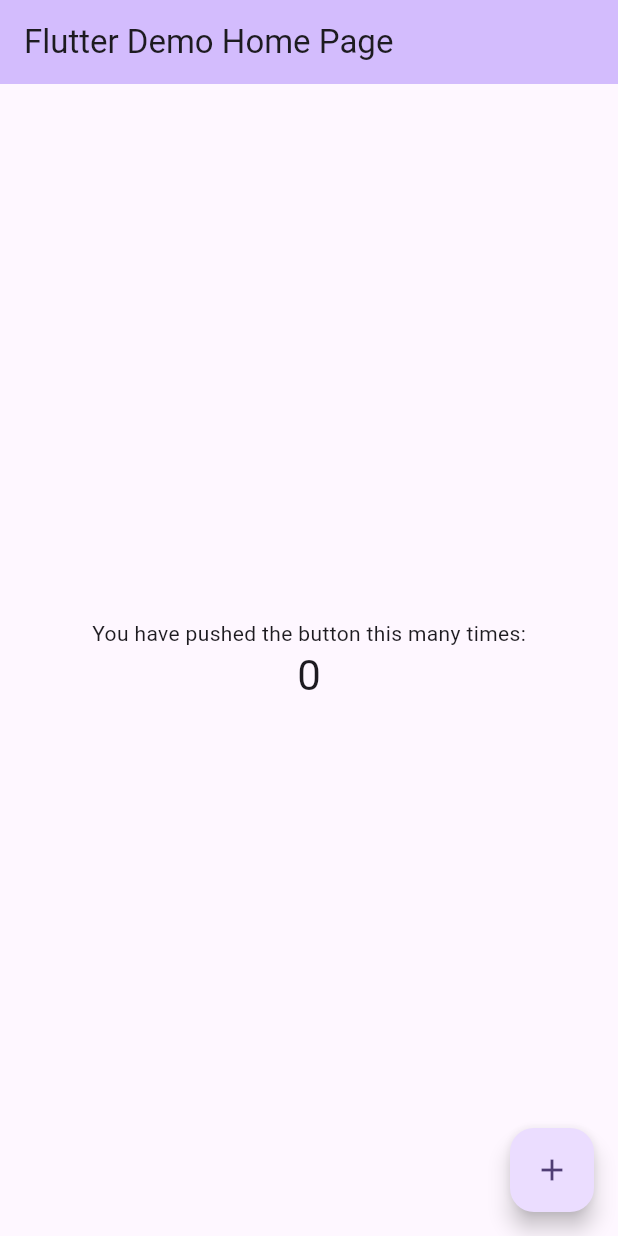
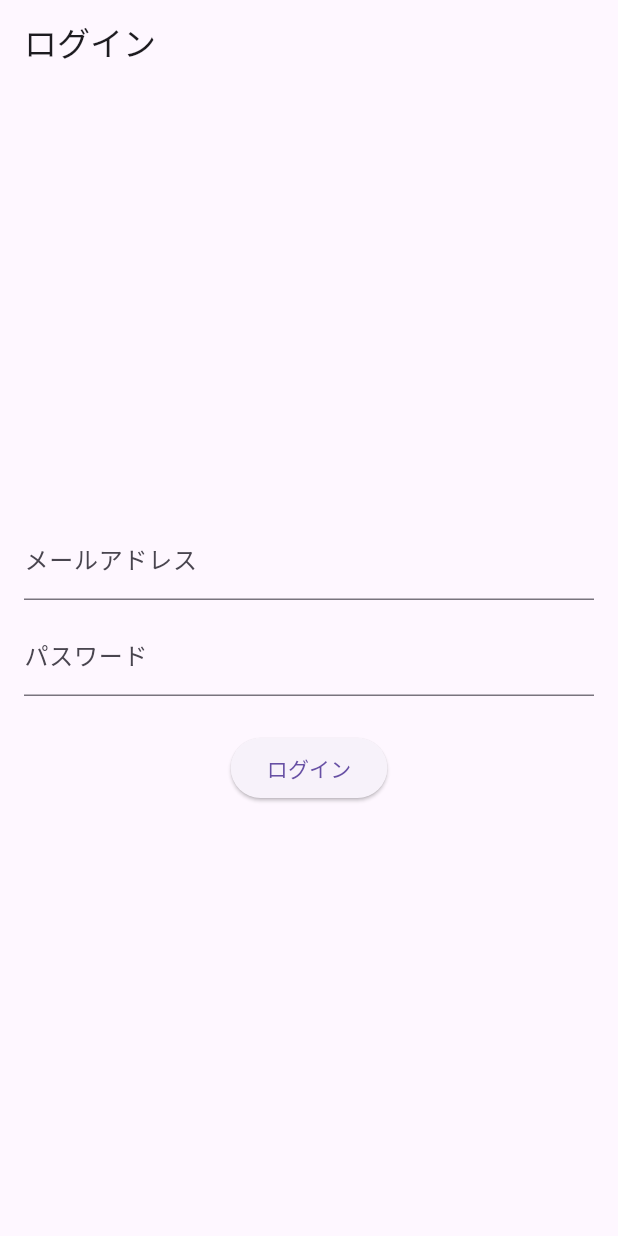
Before and after one commit to Yuffter/ishibashi-syoutengai-calendar, a Flutter app: the screen it shows after launch, on a phone screen of 412 x 824 dp. Run offline on Flutter 3.47's test engine with Material 3 defaults, Android fonts, the light colour scheme and no system bars; our stand-ins replace firebase_auth, firebase_core, flutter_riverpod, riverpod_annotation; accounts and stored records are empty; generated files the repository leaves out were written again.

Commit message:
feat: ログイン機能を仮実装

```diff
--- a/lib/main.dart
+++ b/lib/main.dart
@@ -1,125 +1,33 @@
+// lib/main.dart
 import 'package:flutter/material.dart';
-// Riverpodをインポート
+import 'package:firebase_core/firebase_core.dart';
 import 'package:flutter_riverpod/flutter_riverpod.dart';
+import 'firebase_options.dart';
+import 'view/login_page.dart';
 
-void main() {
-  // runAppの引数にProviderScopeを配置
-  runApp(ProviderScope(child: const MyApp()));
+void main() async {
+  WidgetsFlutterBinding.ensureInitialized();
+  await Firebase.initializeApp(
+    options: DefaultFirebaseOptions.currentPlatform,
+  );
+  runApp(
+    const ProviderScope(
+      child: MyApp(),
+    ),
+  );
 }
 
 class MyApp extends StatelessWidget {
   const MyApp({super.key});
 
-  // This widget is the root of your application.
   @override
   Widget build(BuildContext context) {
     return MaterialApp(
-      title: 'Flutter Demo',
+      title: 'Firebase Login Demo',
       theme: ThemeData(
-        // This is the theme of your application.
-        //
-        // TRY THIS: Try running your application with "flutter run". You'll see
-        // the application has a purple toolbar. Then, without quitting the app,
-        // try changing the seedColor in the colorScheme below to Colors.green
-        // and then invoke "hot reload" (save your changes or press the "hot
-        // reload" button in a Flutter-supported IDE, or press "r" if you used
-        // the command line to start the app).
-        //
-        // Notice that the counter didn't reset back to zero; the application
-        // state is not lost during the reload. To reset the state, use hot
-        // restart instead.
-        //
-        // This works for code too, not just values: Most code changes can be
-        // tested with just a hot reload.
-        colorScheme: ColorScheme.fromSeed(seedColor: Colors.deepPurple),
+        primarySwatch: Colors.blue,
       ),
-      home: const MyHomePage(title: 'Flutter Demo Home Page'),
+      home: const LoginPage(),
     );
   }
 }
-
-class MyHomePage extends StatefulWidget {
-  const MyHomePage({super.key, required this.title});
-
-  // This widget is the home page of your application. It is stateful, meaning
-  // that it has a State object (defined below) that contains fields that affect
-  // how it looks.
-
-  // This class is the configuration for the state. It holds the values (in this
-  // case the title) provided by the parent (in this case the App widget) and
-  // used by the build method of the State. Fields in a Widget subclass are
-  // always marked "final".
-
-  final String title;
-
-  @override
-  State<MyHomePage> createState() => _MyHomePageState();
-}
-
-class _MyHomePageState extends State<MyHomePage> {
-  int _counter = 0;
-
-  void _incrementCounter() {
-    setState(() {
-      // This call to setState tells the Flutter framework that something has
-      // changed in this State, which causes it to rerun the build method below
-      // so that the display can reflect the updated values. If we changed
-      // _counter without calling setState(), then the build method would not be
-      // called again, and so nothing would appear to happen.
-      _counter++;
-    });
-  }
-
-  @override
-  Widget build(BuildContext context) {
-    // This method is rerun every time setState is called, for instance as done
-    // by the _incrementCounter method above.
-    //
-    // The Flutter framework has been optimized to make rerunning build methods
-    // fast, so that you can just rebuild anything that needs updating rather
-    // than having to individually change instances of widgets.
-    return Scaffold(
-      appBar: AppBar(
-        // TRY THIS: Try changing the color here to a specific color (to
-        // Colors.amber, perhaps?) and trigger a hot reload to see the AppBar
-        // change color while the other colors stay the same.
-        backgroundColor: Theme.of(context).colorScheme.inversePrimary,
-        // Here we take the value from the MyHomePage object that was created by
-        // the App.build method, and use it to set our appbar title.
-        title: Text(widget.title),
-      ),
-      body: Center(
-        // Center is a layout widget. It takes a single child and positions it
-        // in the middle of the parent.
-        child: Column(
-          // Column is also a layout widget. It takes a list of children and
-          // arranges them vertically. By default, it sizes itself to fit its
-          // children horizontally, and tries to be as tall as its parent.
-          //
-          // Column has various properties to control how it sizes itself and
-          // how it positions its children. Here we use mainAxisAlignment to
-          // center the children vertically; the main axis here is the vertical
-          // axis because Columns are vertical (the cross axis would be
-          // horizontal).
-          //
-          // TRY THIS: Invoke "debug painting" (choose the "Toggle Debug Paint"
-          // action in the IDE, or press "p" in the console), to see the
-          // wireframe for each widget.
-          mainAxisAlignment: MainAxisAlignment.center,
-          children: <Widget>[
-            const Text('You have pushed the button this many times:'),
-            Text(
-              '$_counter',
-              style: Theme.of(context).textTheme.headlineMedium,
-            ),
-          ],
-        ),
-      ),
-      floatingActionButton: FloatingActionButton(
-        onPressed: _incrementCounter,
-        tooltip: 'Increment',
-        child: const Icon(Icons.add),
-      ), // This trailing comma makes auto-formatting nicer for build methods.
-    );
-  }
-}
--- /dev/null
+++ b/lib/view/login_page.dart
@@ -0,0 +1,103 @@
+// lib/view/login_page.dart
+import 'package:flutter/material.dart';
+import 'package:flutter_riverpod/flutter_riverpod.dart';
+import 'package:firebase_auth/firebase_auth.dart';
+import '../view_model/login_view_model.dart'; // 生成されたProviderをimport
+
+class LoginPage extends ConsumerWidget {
+  const LoginPage({super.key});
+
+  @override
+  Widget build(BuildContext context, WidgetRef ref) {
+    final emailController = TextEditingController();
+    final passwordController = TextEditingController();
+
+    // ViewModelの状態を監視
+    ref.listen<AsyncValue<User?>>(loginViewModelProvider, (previous, current) {
+      // ローディング中は何もしない
+      if (current.isLoading) return;
+
+      // エラー時の処理
+      if (current.hasError) {
+        final error = current.error;
+        String errorMessage = 'エラーが発生しました';
+        if (error is FirebaseAuthException) {
+          // Firebaseの認証エラーコードに応じてメッセージを分岐 [2, 9]
+          switch (error.code) {
+            case 'user-not-found':
+              errorMessage = '指定されたメールアドレスのユーザーは見つかりません。';
+              break;
+            case 'wrong-password':
+              errorMessage = 'パスワードが間違っています。';
+              break;
+            case 'invalid-email':
+              errorMessage = 'メールアドレスの形式が正しくありません。';
+              break;
+            default:
+              errorMessage = 'ログインに失敗しました。';
+          }
+        }
+        ScaffoldMessenger.of(
+          context,
+        ).showSnackBar(SnackBar(content: Text(errorMessage)));
+        return;
+      }
+
+      // 成功時の処理（previousがnullでcurrentがUserオブジェクトの場合）
+      if (current.hasValue &&
+          current.value != null &&
+          (previous == null || previous.value == null)) {
+        ScaffoldMessenger.of(
+          context,
+        ).showSnackBar(const SnackBar(content: Text('ログインに成功しました')));
+        // 例: ホーム画面へ遷移
+        // Navigator.of(context).pushReplacement(...);
+      }
+    });
+
+    return Scaffold(
+      appBar: AppBar(title: const Text('ログイン')),
+      body: Padding(
+        padding: const EdgeInsets.all(16.0),
+        child: Column(
+          mainAxisAlignment: MainAxisAlignment.center,
+          children: [
+            TextField(
+              controller: emailController,
+              decoration: const InputDecoration(labelText: 'メールアドレス'),
+              keyboardType: TextInputType.emailAddress,
+            ),
+            const SizedBox(height: 8),
+            TextField(
+              controller: passwordController,
+              decoration: const InputDecoration(labelText: 'パスワード'),
+              obscureText: true,
+            ),
+            const SizedBox(height: 24),
+            Consumer(
+              builder: (context, ref, child) {
+                // ViewModelの状態をwatch
+                final loginState = ref.watch(loginViewModelProvider);
+                // ローディング状態であればインジケーターを表示
+                return loginState.isLoading
+                    ? const CircularProgressIndicator()
+                    : ElevatedButton(
+                        onPressed: () {
+                          // ViewModelのloginメソッドを呼び出す
+                          ref
+                              .read(loginViewModelProvider.notifier)
+                              .login(
+                                emailController.text.trim(),
+                                passwordController.text.trim(),
+                              );
+                        },
+                        child: const Text('ログイン'),
+                      );
+              },
+            ),
+          ],
+        ),
+      ),
+    );
+  }
+}
```
Also changed, not shown: lib/model/auth_user.dart (added, +13 -0 lines), lib/view_model/login_view_model.dart (added, +39 -0 lines), lib/view_model/login_view_model.g.dart (added), 1 other file.
